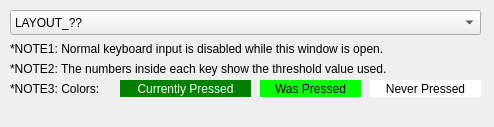
The window that keyboards/xwhatsit/util/util/monitorwindow.ui (razerbann/qmk_firmware) describes before a commit, drawn with Qt 5.
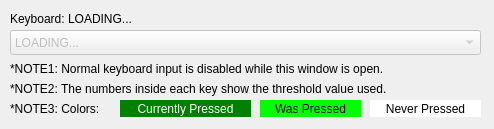
The same window after the commit.

```diff
--- a/keyboards/xwhatsit/util/util/monitorwindow.ui
+++ b/keyboards/xwhatsit/util/util/monitorwindow.ui
@@ -7,11 +7,11 @@
     <x>0</x>
     <y>0</y>
     <width>494</width>
-    <height>127</height>
+    <height>129</height>
    </rect>
   </property>
   <property name="sizePolicy">
-   <sizepolicy hsizetype="Fixed" vsizetype="Fixed">
+   <sizepolicy hsizetype="Minimum" vsizetype="Minimum">
     <horstretch>0</horstretch>
     <verstretch>0</verstretch>
    </sizepolicy>
@@ -20,22 +20,23 @@
    <string>Keypress Monitor (Simple)</string>
   </property>
   <widget class="QComboBox" name="layoutSel">
+   <property name="enabled">
+    <bool>false</bool>
+   </property>
    <property name="geometry">
     <rect>
      <x>10</x>
-     <y>10</y>
+     <y>30</y>
      <width>471</width>
      <height>25</height>
     </rect>
    </property>
+   <property name="currentText">
+    <string>LOADING...</string>
+   </property>
    <item>
     <property name="text">
-     <string>LAYOUT_??</string>
-    </property>
-   </item>
-   <item>
-    <property name="text">
-     <string>LAYOUT_????</string>
+     <string>LOADING...</string>
     </property>
    </item>
   </widget>
@@ -43,7 +44,7 @@
    <property name="geometry">
     <rect>
      <x>10</x>
-     <y>40</y>
+     <y>60</y>
      <width>471</width>
      <height>17</height>
     </rect>
@@ -56,7 +57,7 @@
    <property name="geometry">
     <rect>
      <x>10</x>
-     <y>60</y>
+     <y>80</y>
      <width>471</width>
      <height>17</height>
     </rect>
@@ -69,7 +70,7 @@
    <property name="geometry">
     <rect>
      <x>10</x>
-     <y>80</y>
+     <y>100</y>
      <width>121</width>
      <height>17</height>
     </rect>
@@ -82,7 +83,7 @@
    <property name="geometry">
     <rect>
      <x>120</x>
-     <y>80</y>
+     <y>100</y>
      <width>131</width>
      <height>17</height>
     </rect>
@@ -104,7 +105,7 @@
    <property name="geometry">
     <rect>
      <x>260</x>
-     <y>80</y>
+     <y>100</y>
      <width>101</width>
      <height>17</height>
     </rect>
@@ -123,7 +124,7 @@
    <property name="geometry">
     <rect>
      <x>370</x>
-     <y>80</y>
+     <y>100</y>
      <width>111</width>
      <height>17</height>
     </rect>
@@ -138,6 +139,19 @@
     <set>Qt::AlignCenter</set>
    </property>
   </widget>
+  <widget class="QLabel" name="label_keyboardname">
+   <property name="geometry">
+    <rect>
+     <x>10</x>
+     <y>10</y>
+     <width>471</width>
+     <height>17</height>
+    </rect>
+   </property>
+   <property name="text">
+    <string>Keyboard: LOADING...</string>
+   </property>
+  </widget>
  </widget>
  <resources/>
  <connections/>
```
